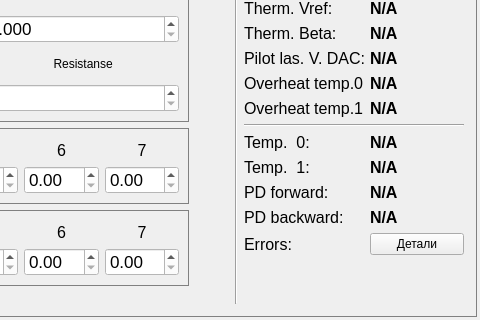
Old version of the form cb_panel.ui in the repository bulkanul/EVO_YFL_1064_GUI_coherent2; both pictures show x 484 to 964 and y 146 to 466 of the 964 by 466 pixel window.
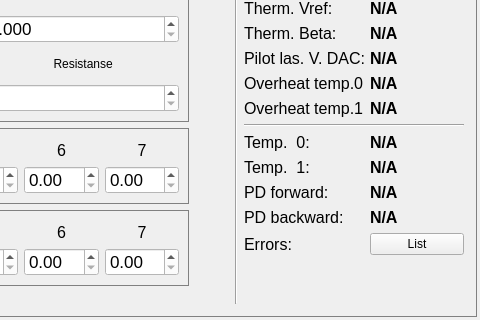
New version of the form.

Diff of the .ui file:
```diff
--- a/cb_panel.ui
+++ b/cb_panel.ui
@@ -696,7 +696,7 @@
              <item row="13" column="1">
               <widget class="QPushButton" name="button_error">
                <property name="text">
-                <string>Детали</string>
+                <string>List</string>
                </property>
               </widget>
              </item>
```
